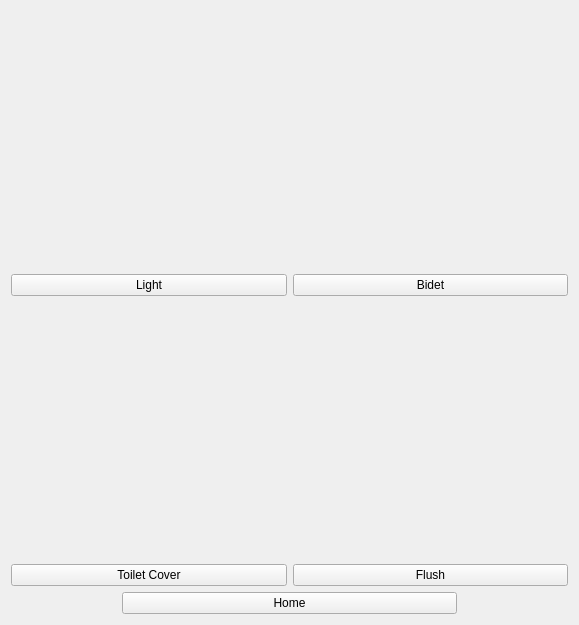
This is DeskTop App/UIs/toilet.ui in mohab-hisham/Smart-Home-System-controlled-by-EEG as Qt 5 draws it before an edit. The edited form follows.
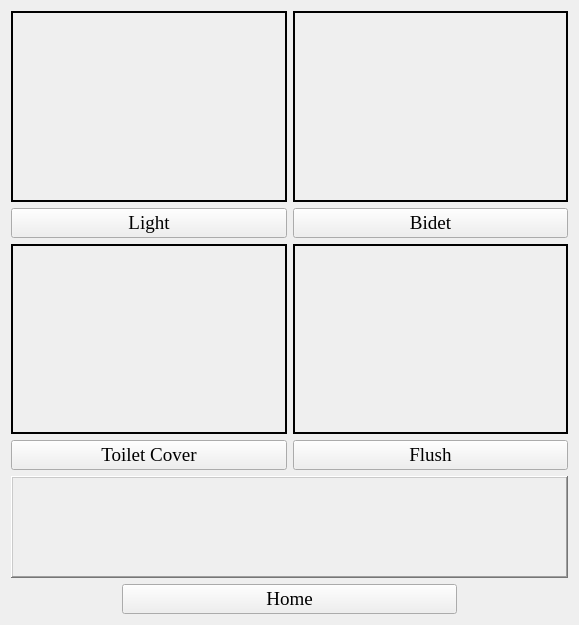
This is the edited form.

The edit to the form file:
```diff
--- a/DeskTop App/UIs/toilet.ui
+++ b/DeskTop App/UIs/toilet.ui
@@ -13,13 +13,16 @@
   <property name="windowTitle">
    <string>Form</string>
   </property>
-  <layout class="QVBoxLayout" name="verticalLayout_5">
+  <layout class="QVBoxLayout" name="verticalLayout_5" stretch="9,2,2">
    <item>
     <layout class="QGridLayout" name="gridLayout">
      <item row="0" column="0">
       <layout class="QVBoxLayout" name="verticalLayout">
        <item>
         <widget class="QLabel" name="light_label">
+         <property name="frameShape">
+          <enum>QFrame::WinPanel</enum>
+         </property>
          <property name="text">
           <string/>
          </property>
@@ -30,6 +33,12 @@
        </item>
        <item>
         <widget class="QPushButton" name="lightButton">
+         <property name="font">
+          <font>
+           <family>Times New Roman</family>
+           <pointsize>14</pointsize>
+          </font>
+         </property>
          <property name="text">
           <string>Light</string>
          </property>
@@ -41,6 +50,9 @@
       <layout class="QVBoxLayout" name="verticalLayout_2">
        <item>
         <widget class="QLabel" name="bidet_label">
+         <property name="frameShape">
+          <enum>QFrame::WinPanel</enum>
+         </property>
          <property name="text">
           <string/>
          </property>
@@ -51,6 +63,12 @@
        </item>
        <item>
         <widget class="QPushButton" name="bidetButton">
+         <property name="font">
+          <font>
+           <family>Times New Roman</family>
+           <pointsize>14</pointsize>
+          </font>
+         </property>
          <property name="text">
           <string>Bidet</string>
          </property>
@@ -62,6 +80,9 @@
       <layout class="QVBoxLayout" name="verticalLayout_3">
        <item>
         <widget class="QLabel" name="cover_label">
+         <property name="frameShape">
+          <enum>QFrame::WinPanel</enum>
+         </property>
          <property name="text">
           <string/>
          </property>
@@ -72,6 +93,12 @@
        </item>
        <item>
         <widget class="QPushButton" name="coverButton">
+         <property name="font">
+          <font>
+           <family>Times New Roman</family>
+           <pointsize>14</pointsize>
+          </font>
+         </property>
          <property name="text">
           <string>Toilet Cover</string>
          </property>
@@ -83,6 +110,9 @@
       <layout class="QVBoxLayout" name="verticalLayout_4">
        <item>
         <widget class="QLabel" name="flush_label">
+         <property name="frameShape">
+          <enum>QFrame::WinPanel</enum>
+         </property>
          <property name="text">
           <string/>
          </property>
@@ -93,6 +123,12 @@
        </item>
        <item>
         <widget class="QPushButton" name="flushButton">
+         <property name="font">
+          <font>
+           <family>Times New Roman</family>
+           <pointsize>14</pointsize>
+          </font>
+         </property>
          <property name="text">
           <string>Flush</string>
          </property>
@@ -102,6 +138,28 @@
      </item>
     </layout>
    </item>
+   <item>
+    <widget class="QLabel" name="message_label">
+     <property name="font">
+      <font>
+       <family>Times New Roman</family>
+       <pointsize>14</pointsize>
+      </font>
+     </property>
+     <property name="frameShape">
+      <enum>QFrame::WinPanel</enum>
+     </property>
+     <property name="frameShadow">
+      <enum>QFrame::Raised</enum>
+     </property>
+     <property name="text">
+      <string/>
+     </property>
+     <property name="alignment">
+      <set>Qt::AlignCenter</set>
+     </property>
+    </widget>
+   </item>
    <item>
     <layout class="QHBoxLayout" name="horizontalLayout" stretch="1,3,1">
      <item>
@@ -119,6 +177,12 @@
      </item>
      <item>
       <widget class="QPushButton" name="homeButton">
+       <property name="font">
+        <font>
+         <family>Times New Roman</family>
+         <pointsize>14</pointsize>
+        </font>
+       </property>
        <property name="text">
         <string>Home</string>
        </property>
```
